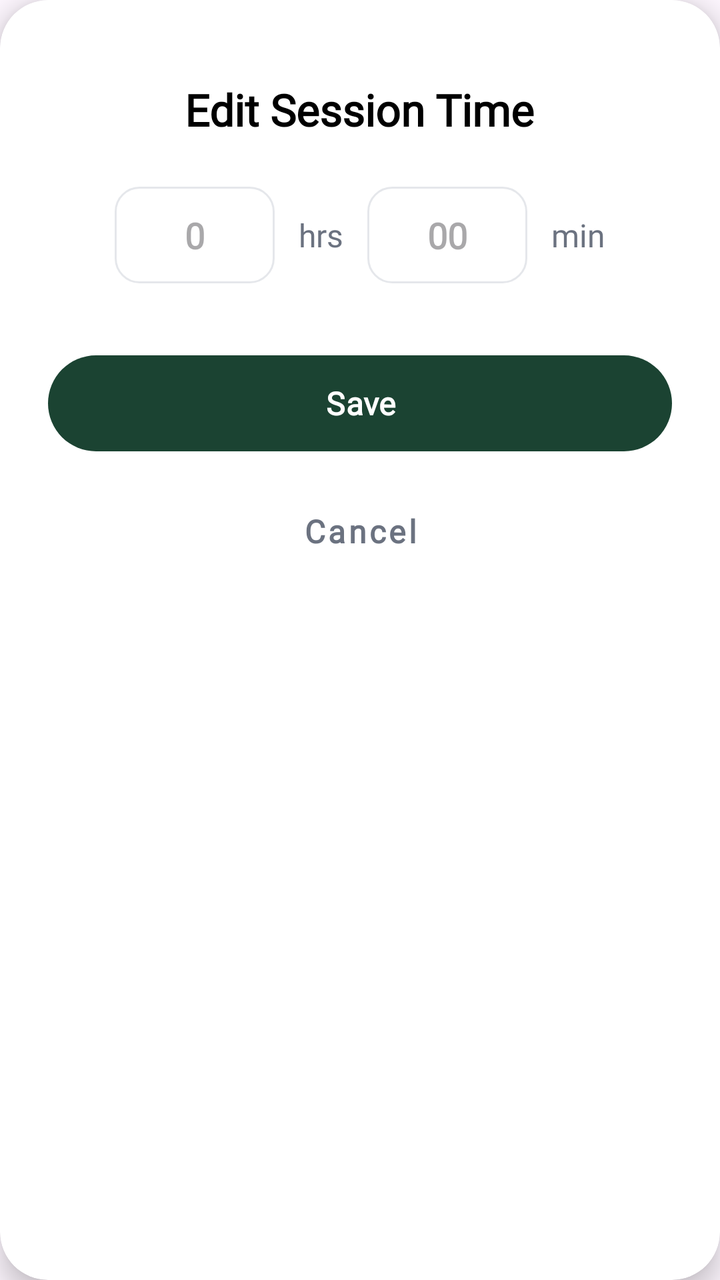
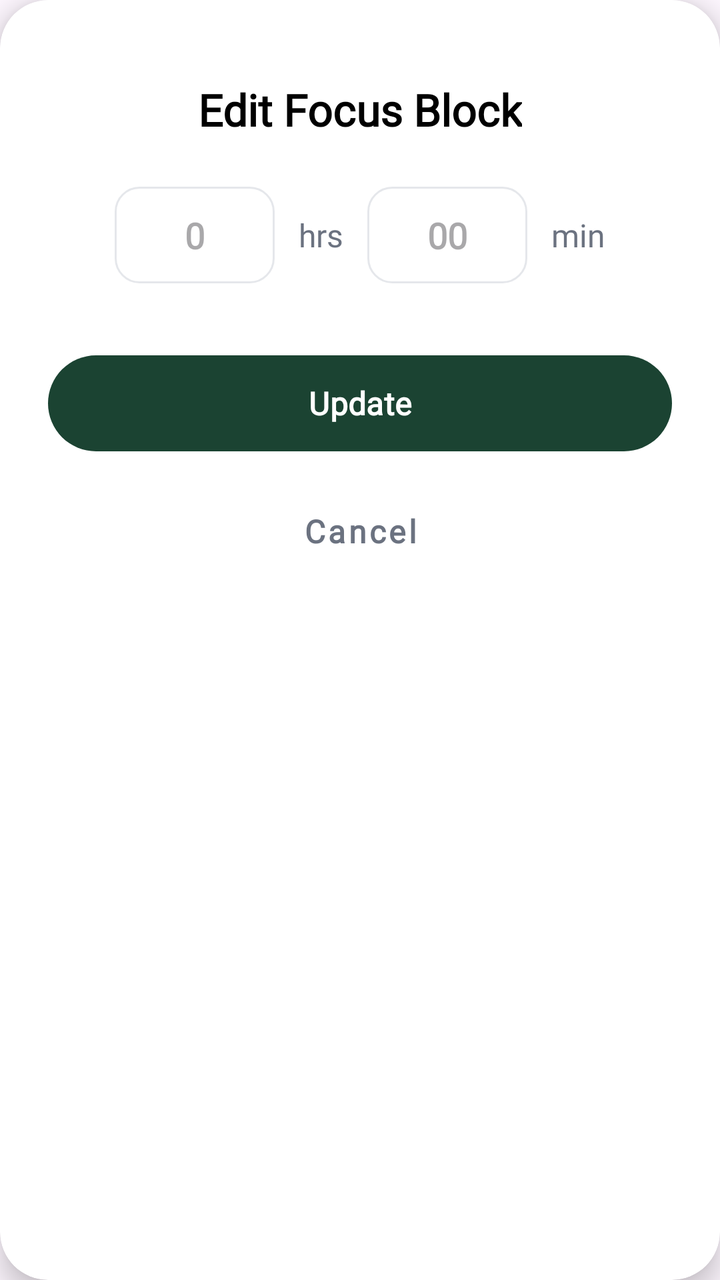

Screens rendered from an Android XML layout before and after an edit, with the pre-edit source and the edit as a unified diff.
<!-- AndroidManifest.xml: application theme Theme.FinalProjectHudaLulu220253814 -->
<!-- res/layout/dialog_set_timer.xml -->
<?xml version="1.0" encoding="utf-8"?>
<androidx.cardview.widget.CardView xmlns:android="http://schemas.android.com/apk/res/android"
    xmlns:app="http://schemas.android.com/apk/res-auto"
    android:layout_width="320dp"
    android:layout_height="wrap_content"
    android:layout_gravity="center"
    app:cardCornerRadius="24dp"
    app:cardElevation="8dp"
    android:background="@color/background_cream">

    <LinearLayout
        android:layout_width="match_parent"
        android:layout_height="wrap_content"
        android:orientation="vertical"
        android:padding="24dp">

        <TextView
            android:layout_width="wrap_content"
            android:layout_height="wrap_content"
            android:layout_marginTop="16dp"
            android:layout_gravity="center"
            android:fontFamily="@font/quicksand"
            android:text="Edit Session Time"
            android:textColor="@color/black"
            android:textSize="22sp"
            android:textStyle="bold" />


        <LinearLayout
            android:layout_width="match_parent"
            android:layout_height="wrap_content"
            android:layout_marginTop="24dp"
            android:gravity="center"
            android:orientation="horizontal">

            <EditText
                android:id="@+id/etHours"
                android:layout_width="80dp"
                android:layout_height="wrap_content"
                android:background="@drawable/edit_text_bg"
                android:fontFamily="@font/quicksand"
                android:gravity="center"
                android:hint="0"
                android:inputType="number"
                android:padding="12dp"
                android:textColor="@color/black"
                android:textSize="18sp"
                android:textStyle="bold" />

            <TextView
                android:layout_width="wrap_content"
                android:layout_height="wrap_content"
                android:layout_marginHorizontal="12dp"
                android:fontFamily="@font/inter"
                android:text="hrs"
                android:textColor="@color/text_gray"
                android:textSize="16sp" />

            <EditText
                android:id="@+id/etMinutes"
                android:layout_width="80dp"
                android:layout_height="wrap_content"
                android:background="@drawable/edit_text_bg"
                android:fontFamily="@font/quicksand"
                android:gravity="center"
                android:hint="00"
                android:inputType="number"
                android:padding="12dp"
                android:textColor="@color/black"
                android:textSize="18sp"
                android:textStyle="bold" />

            <TextView
                android:layout_width="wrap_content"
                android:layout_height="wrap_content"
                android:layout_marginStart="12dp"
                android:fontFamily="@font/inter"
                android:text="min"
                android:textColor="@color/text_gray"
                android:textSize="16sp" />
        </LinearLayout>

        <com.google.android.material.button.MaterialButton
            android:id="@+id/btnSaveGoal"
            android:layout_width="match_parent"
            android:layout_height="56dp"
            android:layout_marginTop="32dp"
            app:backgroundTint="@color/text_green"
            android:fontFamily="@font/quicksand"
            android:text="Save"
            android:textAllCaps="false"
            android:textColor="@color/white"
            android:textSize="16sp"
            android:textStyle="bold"
            app:cornerRadius="28dp" />

        <com.google.android.material.button.MaterialButton
            android:id="@+id/btnCancelGoal"
            style="@style/Widget.MaterialComponents.Button.TextButton"
            android:layout_width="match_parent"
            android:layout_height="56dp"
            android:layout_marginTop="8dp"
            android:fontFamily="@font/quicksand"
            android:text="Cancel"
            android:textAllCaps="false"
            android:textColor="@color/text_gray"
            android:textSize="16sp"
            android:textStyle="bold" />

    </LinearLayout>
</androidx.cardview.widget.CardView>
<!-- resources referenced by this layout -->
<resources>
  <color name="background_cream">#FDFBF5</color>
  <color name="black">#FF000000</color>
  <color name="text_gray">#6B7280</color>
  <color name="text_green">#1B4332</color>
  <color name="white">#FFFFFFFF</color>
  <!-- drawable edit_text_bg (drawable) -->
  <?xml version="1.0" encoding="utf-8"?>
  <shape xmlns:android="http://schemas.android.com/apk/res/android"
      android:shape="rectangle">
      <solid android:color="@color/white" />
      <stroke
          android:width="1dp"
          android:color="#E5E7EB" />
      <corners android:radius="12dp" />
  </shape>
  <style name="Theme.FinalProjectHudaLulu220253814" parent="Base.Theme.FinalProjectHudaLulu220253814" />
  <style name="Base.Theme.FinalProjectHudaLulu220253814" parent="Theme.Material3.DayNight.NoActionBar">
          
          
      </style>
</resources>

<!-- the commit's change to res/layout/dialog_set_timer.xml (unified diff, before → after) -->
@@ -20,7 +20,7 @@
             android:layout_marginTop="16dp"
             android:layout_gravity="center"
             android:fontFamily="@font/quicksand"
-            android:text="Edit Session Time"
+            android:text="@string/edit_focus_block"
             android:textColor="@color/black"
             android:textSize="22sp"
             android:textStyle="bold" />
@@ -52,7 +52,7 @@
                 android:layout_height="wrap_content"
                 android:layout_marginHorizontal="12dp"
                 android:fontFamily="@font/inter"
-                android:text="hrs"
+                android:text="@string/hrs_unit"
                 android:textColor="@color/text_gray"
                 android:textSize="16sp" />
 
@@ -75,7 +75,7 @@
                 android:layout_height="wrap_content"
                 android:layout_marginStart="12dp"
                 android:fontFamily="@font/inter"
-                android:text="min"
+                android:text="@string/min_unit"
                 android:textColor="@color/text_gray"
                 android:textSize="16sp" />
         </LinearLayout>
@@ -87,7 +87,7 @@
             android:layout_marginTop="32dp"
             app:backgroundTint="@color/text_green"
             android:fontFamily="@font/quicksand"
-            android:text="Save"
+            android:text="@string/update"
             android:textAllCaps="false"
             android:textColor="@color/white"
             android:textSize="16sp"
@@ -101,7 +101,7 @@
             android:layout_height="56dp"
             android:layout_marginTop="8dp"
             android:fontFamily="@font/quicksand"
-            android:text="Cancel"
+            android:text="@string/cancel"
             android:textAllCaps="false"
             android:textColor="@color/text_gray"
             android:textSize="16sp"
<!-- resource entries referenced after the edit -->
@@ -15,6 +15,11 @@
           android:color="#E5E7EB" />
       <corners android:radius="12dp" />
   </shape>
+  <string name="cancel">Cancel</string>
+  <string name="edit_focus_block">Edit Focus Block</string>
+  <string name="hrs_unit">hrs</string>
+  <string name="min_unit">min</string>
+  <string name="update">Update</string>
   <style name="Theme.FinalProjectHudaLulu220253814" parent="Base.Theme.FinalProjectHudaLulu220253814" />
   <style name="Base.Theme.FinalProjectHudaLulu220253814" parent="Theme.Material3.DayNight.NoActionBar">
           
